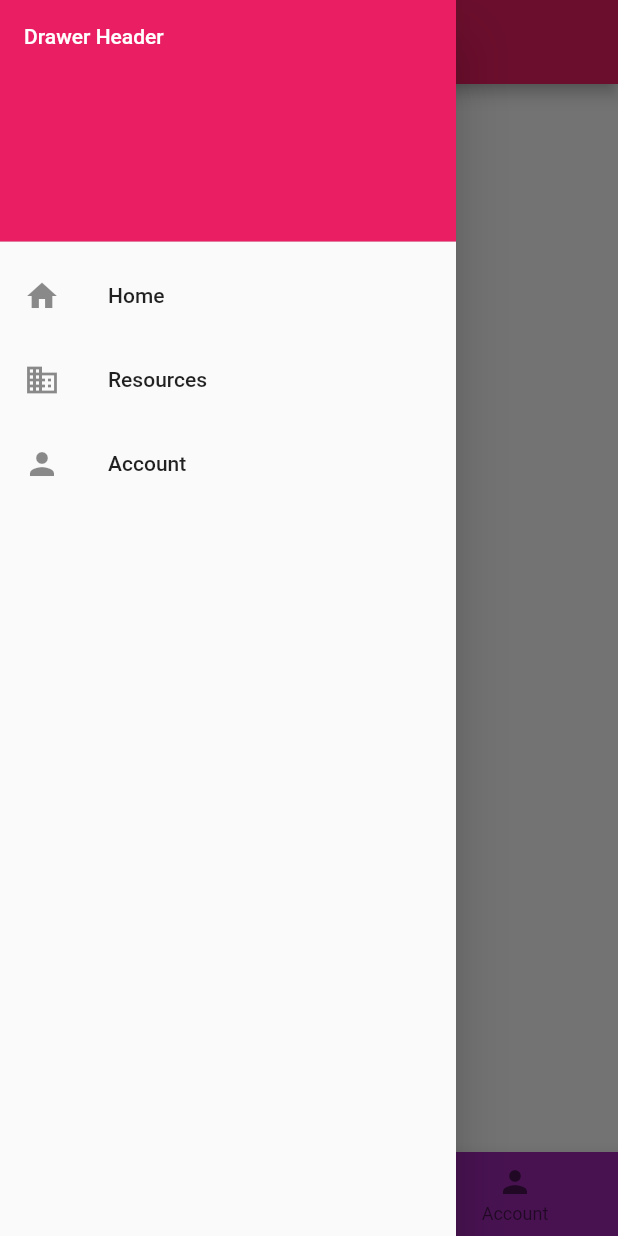
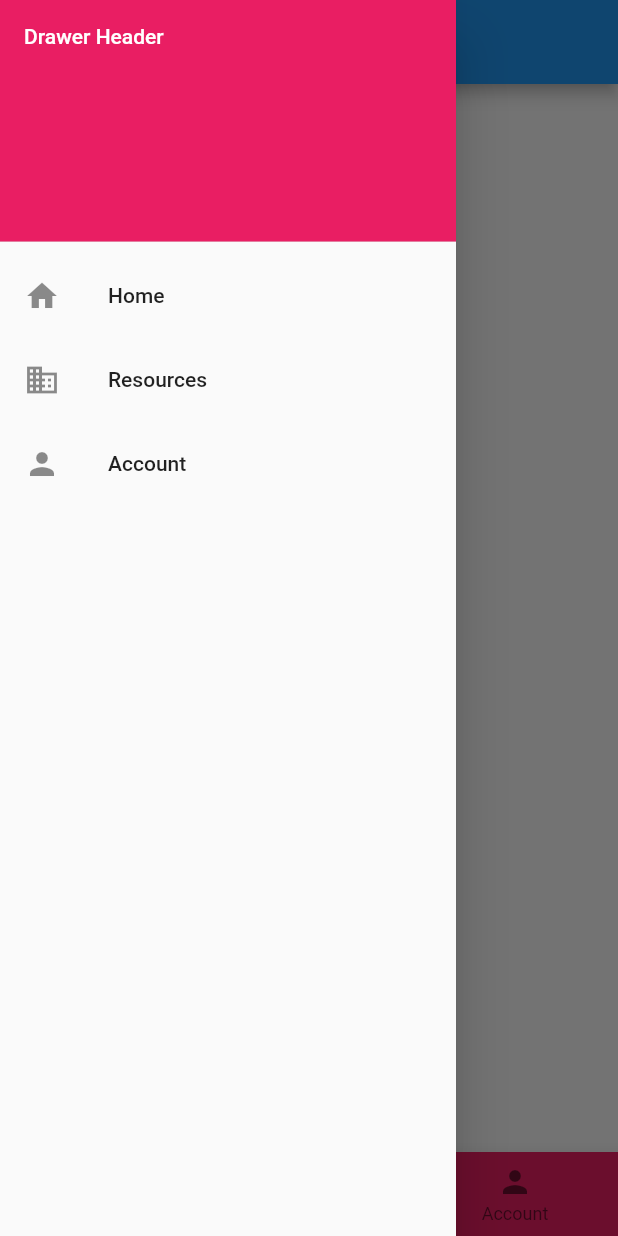
Before and after one commit to juandozuna/flutter-course, a Flutter app: the screen it shows after launch, with the side drawer open, on a phone screen of 412 x 824 dp. Run offline on Flutter 3.47's test engine with Material 2 defaults, Android fonts, the phone set to English and light mode, and no system bars; our stand-ins replace device_preview, dio, equatable, form_field_validator, get_it, retrofit and 2 more; accounts and stored records are empty; generated files the repository leaves out were written again.

Commit message:
Added some files
Signed-off-by: Juan Daniel Ozuna <juandanielozuna2@gmail.com>

```diff
--- /dev/null
+++ b/section_5/lib/injector.dart
@@ -0,0 +1,5 @@
+import 'package:get_it/get_it.dart';
+
+final _injetor = GetIt.instance;
+
+T get<T>() => _injetor<T>();
--- a/section_5/lib/main.dart
+++ b/section_5/lib/main.dart
@@ -1,6 +1,7 @@
 import 'package:flutter/material.dart';
 import 'package:section_5/pages/navigation_page.dart';
 import 'package:section_5/pages/tab_bar_page.dart';
+import 'package:section_5/theme/theme.dart';
 
 void main() {
   runApp(const MyApp());
@@ -14,13 +15,7 @@
   Widget build(BuildContext context) {
     return MaterialApp(
       title: 'Flutter Demo',
-      theme: ThemeData(
-        primarySwatch: Colors.pink,
-        bottomNavigationBarTheme: const BottomNavigationBarThemeData(
-          backgroundColor: Colors.purple,
-          selectedItemColor: Colors.white,
-        ),
-      ),
+      theme: AppTheme.getTheme(),
       home: const NavigationPage(),
     );
   }
--- /dev/null
+++ b/section_5/lib/networking.dart
@@ -0,0 +1,3 @@
+/// Here all the things that have to do with networking.
+///
+///
--- /dev/null
+++ b/section_5/lib/theme/theme.dart
@@ -0,0 +1,18 @@
+import 'package:flutter/material.dart';
+
+class AppColor {
+  static const Color primary = Colors.pink;
+  static const Color white = Colors.white;
+}
+
+class AppTheme {
+  static ThemeData getTheme() {
+    return ThemeData(
+      primaryColor: AppColor.primary,
+      bottomNavigationBarTheme: const BottomNavigationBarThemeData(
+        backgroundColor: AppColor.primary,
+        selectedItemColor: AppColor.white,
+      ),
+    );
+  }
+}
```
